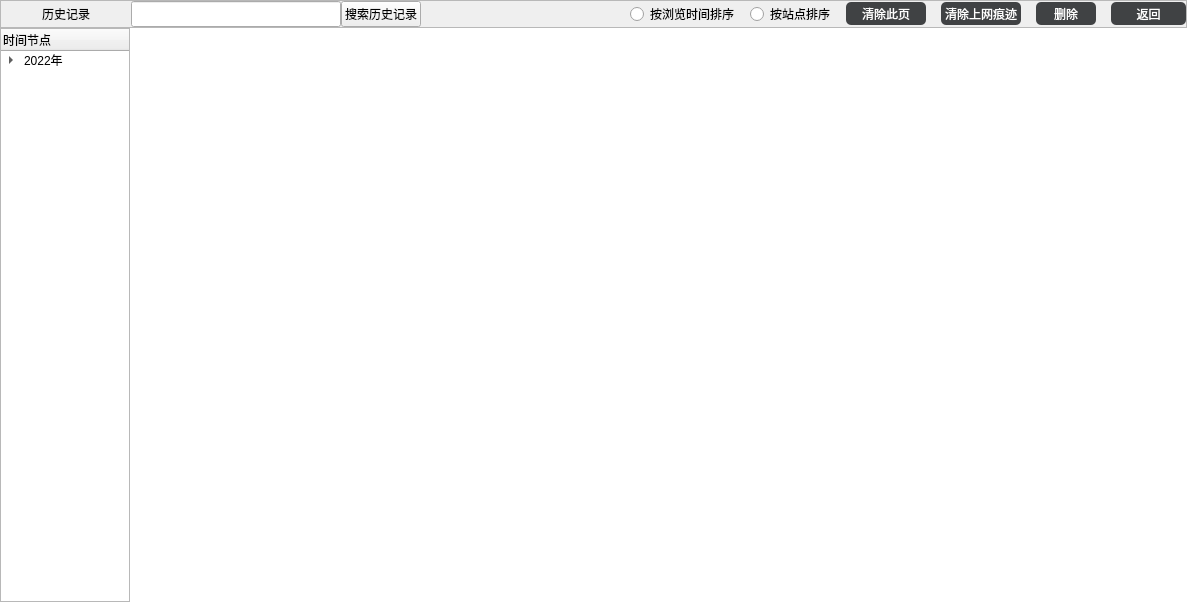
First picture: the form in VideoPlayer/browser/WebHistory.ui, repository huizhang556/pc-video-player, before the edit.
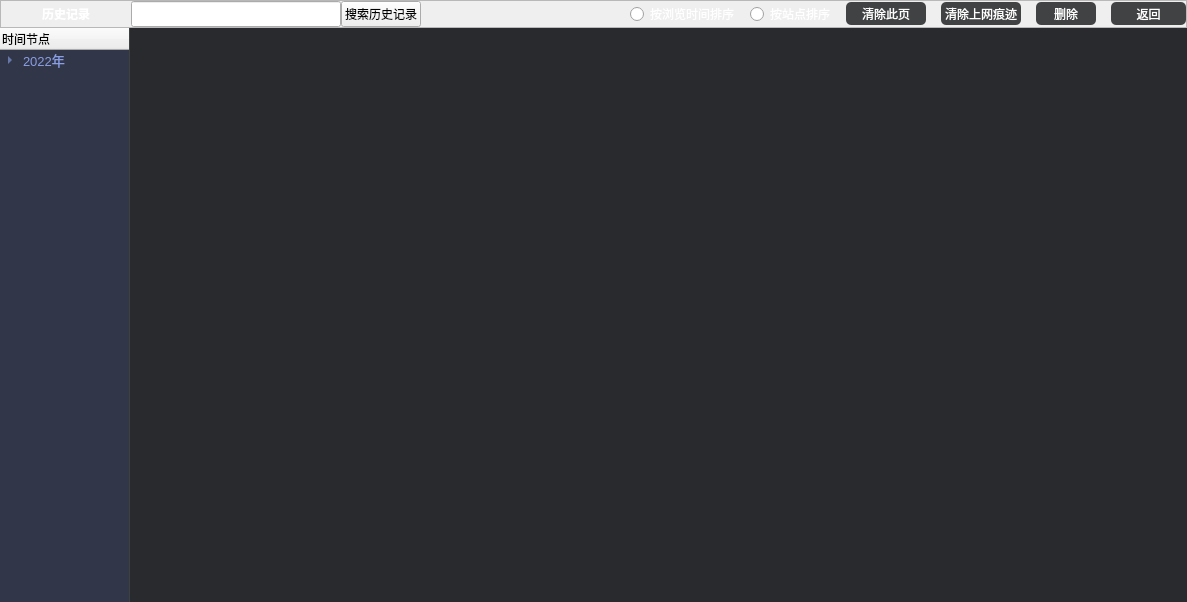
Second picture: the form after the edit.

Patch:
```diff
--- a/VideoPlayer/browser/WebHistory.ui
+++ b/VideoPlayer/browser/WebHistory.ui
@@ -83,7 +83,9 @@
             <property name="styleSheet">
              <string notr="true">#pushButton_title
 {
+color:white;
 border:none;
+font-weight:700;
 }</string>
             </property>
             <property name="text">
@@ -182,6 +184,7 @@
              <string notr="true">#radioButton_broTime
 {
 margin-right:15px;
+color:white;
 }</string>
             </property>
             <property name="text">
@@ -207,6 +210,7 @@
              <string notr="true">#radioButton_zhanDian
 {
 margin-right:15px;
+color:white;
 }</string>
             </property>
             <property name="text">
@@ -392,6 +396,21 @@
               <height>16777215</height>
              </size>
             </property>
+            <property name="styleSheet">
+             <string notr="true">QHeaderView
+{
+font-size:12px;
+}
+
+#treeWidget_dateTime
+{
+border:0px solid #3f4042;
+border-right-width:1px;
+background-color: #313648;
+color: #899ee3;
+font-size:13px;
+}</string>
+            </property>
             <column>
              <property name="text">
               <string>时间节点</string>
@@ -575,12 +594,13 @@
              <string notr="true">#listWidget_showHis
 {
 border:none;
+background-color: #292a2d;
 }
 
 #listWidget_showHis::item
 {
 color:transparent;
-background-color: white;
+background-color: #292a2d;
 }
 
 #listWidget_showHis::item:hover
```
Left out of the diff: 6 changed lines with no effect on the pictures.
